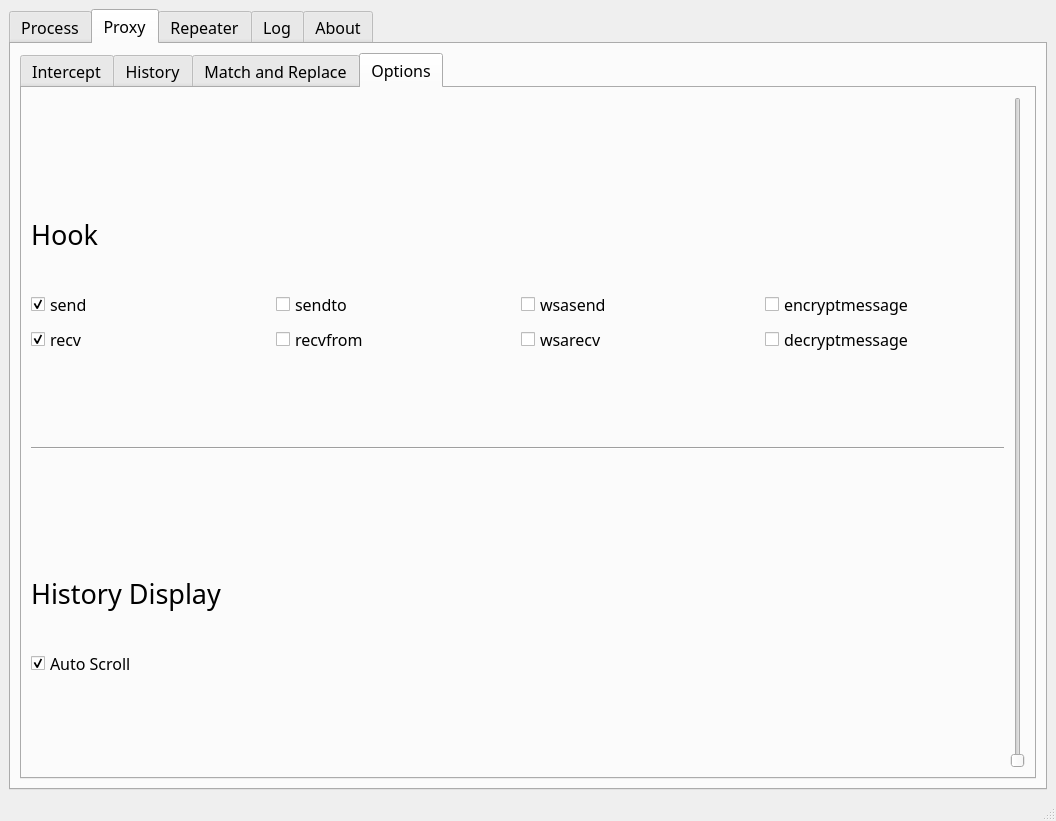
Before: the Qt Designer form Cataclysm_Version/friTCP/main_window.ui in Normaltic1018/friTCP, drawn with Qt 5.
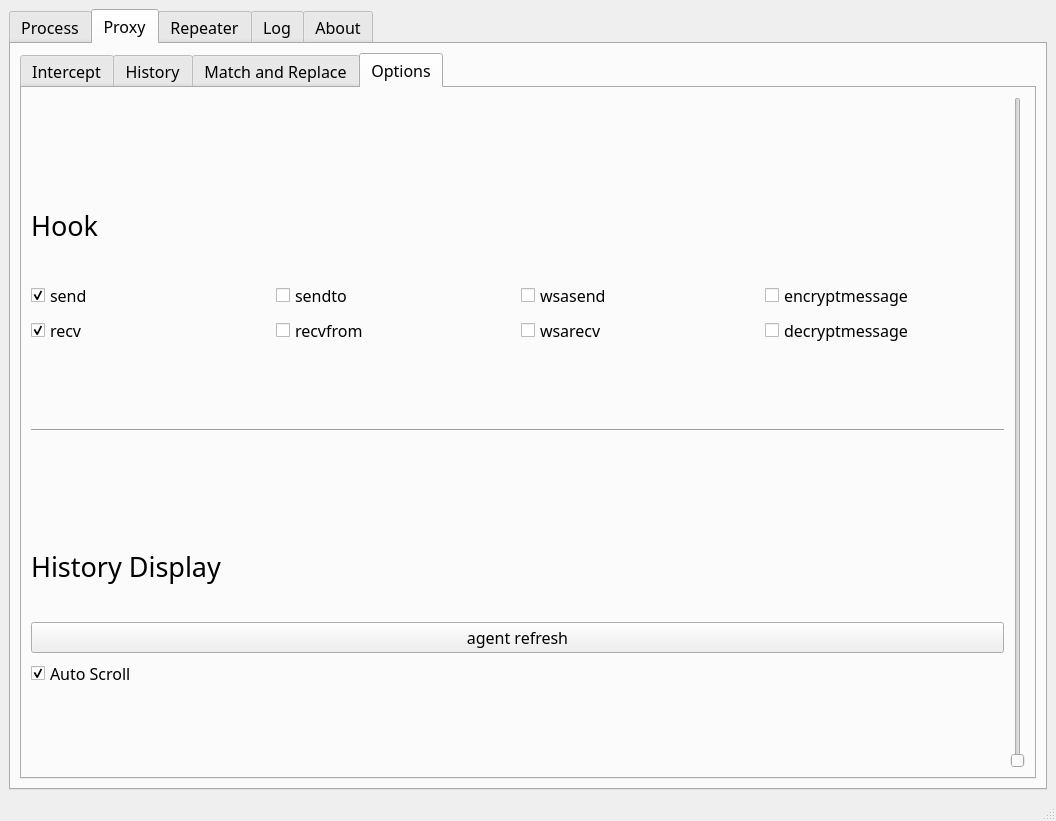
After: the same form once the commit is applied. The open tabs and pages were chosen to show the change. Icons and pictures are not drawn.

Commit message: [+] Refresh fridaAgent

```diff
--- a/Cataclysm_Version/friTCP/main_window.ui
+++ b/Cataclysm_Version/friTCP/main_window.ui
@@ -1993,6 +1993,13 @@
                   </property>
                  </widget>
                 </item>
+                <item>
+                 <widget class="QPushButton" name="pushButton_refreshAgetnt">
+                  <property name="text">
+                   <string>agent refresh</string>
+                  </property>
+                 </widget>
+                </item>
                 <item>
                  <widget class="QCheckBox" name="checkBox_autoScroll">
                   <property name="text">
```
The commit also changes 10 other files.
